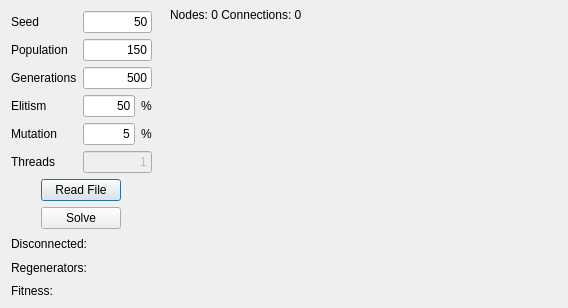
Before: the Qt Designer form customdialog.ui in xQsme/RLP_Qt, drawn with Qt 5.
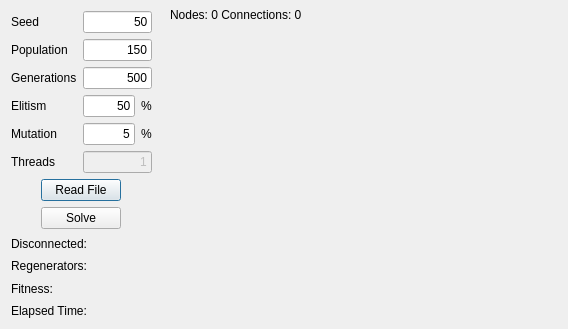
After: the same form once the commit is applied.

Commit message: elapsed time

Diff of the .ui file:
```diff
--- a/customdialog.ui
+++ b/customdialog.ui
@@ -7,7 +7,7 @@
     <x>0</x>
     <y>0</y>
     <width>568</width>
-    <height>308</height>
+    <height>329</height>
    </rect>
   </property>
   <property name="windowTitle">
@@ -32,7 +32,7 @@
      <x>150</x>
      <y>27</y>
      <width>411</width>
-     <height>271</height>
+     <height>291</height>
     </rect>
    </property>
    <layout class="QGridLayout" name="gridLayout">
@@ -41,13 +41,13 @@
     </property>
    </layout>
   </widget>
-  <widget class="QWidget" name="">
+  <widget class="QWidget" name="layoutWidget">
    <property name="geometry">
     <rect>
      <x>11</x>
      <y>11</y>
      <width>141</width>
-     <height>289</height>
+     <height>308</height>
     </rect>
    </property>
    <layout class="QVBoxLayout" name="verticalLayout_4">
@@ -311,6 +311,13 @@
         </property>
        </widget>
       </item>
+      <item>
+       <widget class="QLabel" name="labelElapsed">
+        <property name="text">
+         <string>Elapsed Time:</string>
+        </property>
+       </widget>
+      </item>
      </layout>
     </item>
    </layout>
```
The commit also changes 3 other files.
